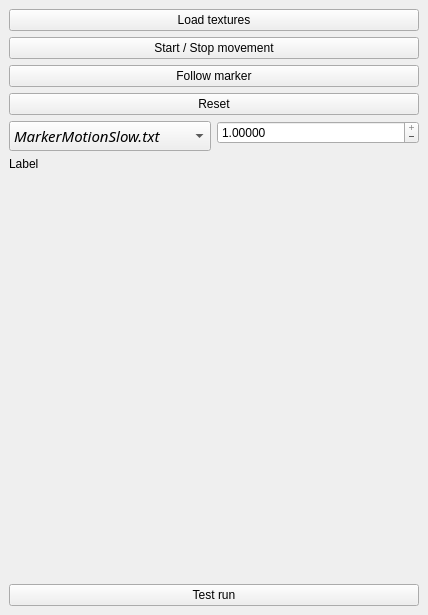
Qt form robotics/SamplePluginPA10/src/SamplePlugin.ui (MathiasThor/rovi_final) before a commit.
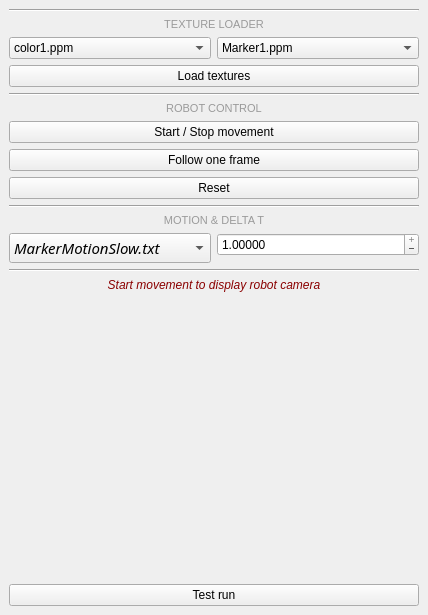
The same form after that commit.

The edit to the form file:
```diff
--- a/robotics/SamplePluginPA10/src/SamplePlugin.ui
+++ b/robotics/SamplePluginPA10/src/SamplePlugin.ui
@@ -17,6 +17,77 @@
    <layout class="QVBoxLayout" name="verticalLayout_2">
     <item>
      <layout class="QVBoxLayout" name="verticalLayout">
+      <item>
+       <widget class="Line" name="line_2">
+        <property name="orientation">
+         <enum>Qt::Horizontal</enum>
+        </property>
+       </widget>
+      </item>
+      <item>
+       <widget class="QLabel" name="label">
+        <property name="text">
+         <string>&lt;html&gt;&lt;head/&gt;&lt;body&gt;&lt;p align=&quot;center&quot;&gt;&lt;span style=&quot; font-size:8pt; color:#9a9a9a;&quot;&gt;TEXTURE LOADER&lt;/span&gt;&lt;/p&gt;&lt;/body&gt;&lt;/html&gt;</string>
+        </property>
+       </widget>
+      </item>
+      <item>
+       <layout class="QHBoxLayout" name="horizontalLayout_2">
+        <item>
+         <widget class="QComboBox" name="_backTex">
+          <item>
+           <property name="text">
+            <string>color1.ppm</string>
+           </property>
+          </item>
+          <item>
+           <property name="text">
+            <string>color2.ppm</string>
+           </property>
+          </item>
+          <item>
+           <property name="text">
+            <string>color3.ppm</string>
+           </property>
+          </item>
+          <item>
+           <property name="text">
+            <string>lines1.ppm</string>
+           </property>
+          </item>
+          <item>
+           <property name="text">
+            <string>texture1.ppm</string>
+           </property>
+          </item>
+          <item>
+           <property name="text">
+            <string>texture2.ppm</string>
+           </property>
+          </item>
+          <item>
+           <property name="text">
+            <string>texture3.ppm</string>
+           </property>
+          </item>
+         </widget>
+        </item>
+        <item>
+         <widget class="QComboBox" name="_markTex">
+          <item>
+           <property name="text">
+            <string>Marker1.ppm</string>
+           </property>
+          </item>
+          <item>
+           <property name="text">
+            <string>Marker3.ppm</string>
+           </property>
+          </item>
+         </widget>
+        </item>
+       </layout>
+      </item>
       <item>
        <widget class="QPushButton" name="_btn0">
         <property name="text">
@@ -24,6 +95,20 @@
         </property>
        </widget>
       </item>
+      <item>
+       <widget class="Line" name="line">
+        <property name="orientation">
+         <enum>Qt::Horizontal</enum>
+        </property>
+       </widget>
+      </item>
+      <item>
+       <widget class="QLabel" name="label_2">
+        <property name="text">
+         <string>&lt;html&gt;&lt;head/&gt;&lt;body&gt;&lt;p align=&quot;center&quot;&gt;&lt;span style=&quot; font-size:8pt; color:#9a9a9a;&quot;&gt;ROBOT CONTROL&lt;/span&gt;&lt;/p&gt;&lt;/body&gt;&lt;/html&gt;</string>
+        </property>
+       </widget>
+      </item>
       <item>
        <widget class="QPushButton" name="_startStopMovement">
         <property name="text">
@@ -34,7 +119,7 @@
       <item>
        <widget class="QPushButton" name="_followMarker">
         <property name="text">
-         <string>Follow marker</string>
+         <string>Follow one frame</string>
         </property>
        </widget>
       </item>
@@ -45,12 +130,19 @@
         </property>
        </widget>
       </item>
+      <item>
+       <widget class="Line" name="line_3">
+        <property name="orientation">
+         <enum>Qt::Horizontal</enum>
+        </property>
+       </widget>
+      </item>
       <item>
        <layout class="QFormLayout" name="formLayout_2">
         <property name="fieldGrowthPolicy">
          <enum>QFormLayout::AllNonFixedFieldsGrow</enum>
         </property>
-        <item row="1" column="0">
+        <item row="2" column="0">
          <widget class="QComboBox" name="_comboBox">
           <property name="minimumSize">
            <size>
@@ -87,7 +179,7 @@
           </item>
          </widget>
         </item>
-        <item row="1" column="1">
+        <item row="2" column="1">
          <widget class="QDoubleSpinBox" name="_DT">
           <property name="buttonSymbols">
            <enum>QAbstractSpinBox::PlusMinus</enum>
@@ -112,12 +204,26 @@
           </property>
          </widget>
         </item>
+        <item row="1" column="0" colspan="2">
+         <widget class="QLabel" name="label_3">
+          <property name="text">
+           <string>&lt;html&gt;&lt;head/&gt;&lt;body&gt;&lt;p align=&quot;center&quot;&gt;&lt;span style=&quot; font-size:8pt; color:#9a9a9a;&quot;&gt;MOTION &amp;amp; DELTA T&lt;/span&gt;&lt;/p&gt;&lt;/body&gt;&lt;/html&gt;</string>
+          </property>
+         </widget>
+        </item>
        </layout>
       </item>
+      <item>
+       <widget class="Line" name="line_4">
+        <property name="orientation">
+         <enum>Qt::Horizontal</enum>
+        </property>
+       </widget>
+      </item>
       <item>
        <widget class="QLabel" name="_label">
         <property name="text">
-         <string>Label</string>
+         <string>&lt;html&gt;&lt;head/&gt;&lt;body&gt;&lt;p align=&quot;center&quot;/&gt;&lt;p align=&quot;center&quot;/&gt;&lt;p align=&quot;center&quot;&gt;&lt;span style=&quot; font-style:italic; color:#8a0000;&quot;&gt;Start movement to display robot camera&lt;/span&gt;&lt;/p&gt;&lt;/body&gt;&lt;/html&gt;</string>
         </property>
        </widget>
       </item>
```
